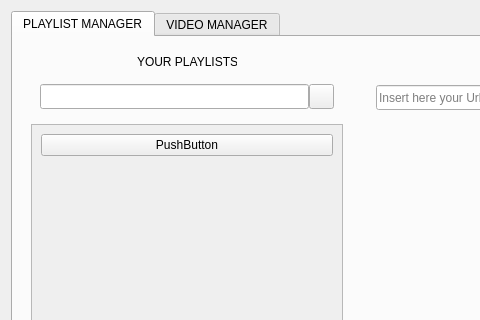
Above: main.ui from VitoCammarata/YTManager before the change; both pictures show x 0 to 480 and y 0 to 320 of the 1000 by 700 pixel window. Below: the same form after it.
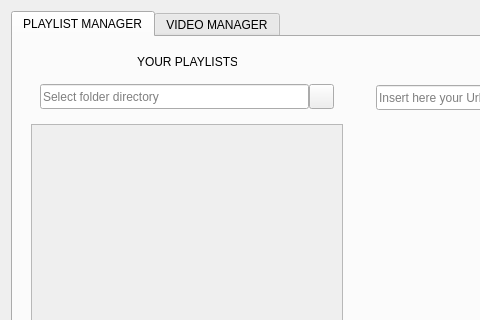
That is the form after the change. Icons and pictures are not drawn.

Commit message: rebuild the app data logic in the config folder

What changed in the file:
```diff
--- a/main.ui
+++ b/main.ui
@@ -97,6 +97,12 @@
                  <height>25</height>
                 </size>
                </property>
+               <property name="inputMask">
+                <string/>
+               </property>
+               <property name="placeholderText">
+                <string>Select folder directory</string>
+               </property>
               </widget>
              </item>
              <item>
@@ -181,13 +187,6 @@
                  <property name="spacing">
                   <number>6</number>
                  </property>
-                 <item>
-                  <widget class="QPushButton" name="pushButton">
-                   <property name="text">
-                    <string>PushButton</string>
-                   </property>
-                  </widget>
-                 </item>
                  <item>
                   <spacer name="verticalSpacer_2">
                    <property name="orientation">
```
The commit also changes 2 other files.
